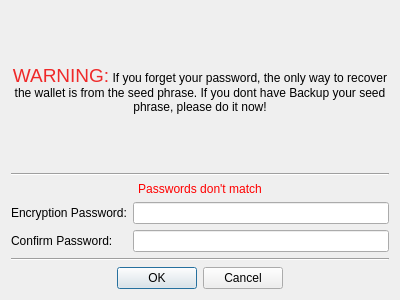
Qt form src/encryption.ui (jahway603/SilentDragonLite) before a commit.
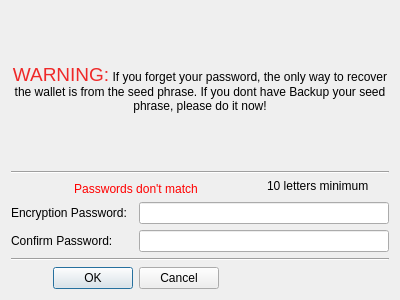
The same form after that commit.

Commit message: add startup check for encryption, encrypt if sdl close

```diff
--- a/src/encryption.ui
+++ b/src/encryption.ui
@@ -13,7 +13,7 @@
   <property name="windowTitle">
    <string>Encrypt Your Wallet</string>
   </property>
-  <layout class="QFormLayout" name="formLayout">
+  <layout class="QGridLayout" name="gridLayout">
    <item row="0" column="0">
     <spacer name="verticalSpacer_2">
      <property name="orientation">
@@ -27,7 +27,7 @@
      </property>
     </spacer>
    </item>
-   <item row="1" column="0" colspan="2">
+   <item row="1" column="0" colspan="3">
     <widget class="QLabel" name="label_2">
      <property name="text">
       <string>&lt;html&gt;&lt;head/&gt;&lt;body&gt;&lt;p&gt;&lt;span style=&quot; font-size:14pt; color:#ef2929;&quot;&gt;WARNING:&lt;/span&gt; If you forget your password, the only way to recover the wallet is from the seed phrase. If you dont have Backup your seed phrase, please do it now!&lt;/p&gt;&lt;/body&gt;&lt;/html&gt;</string>
@@ -53,14 +53,21 @@
      </property>
     </spacer>
    </item>
-   <item row="3" column="0" colspan="2">
+   <item row="3" column="0" rowspan="2" colspan="3">
     <widget class="Line" name="line_2">
      <property name="orientation">
       <enum>Qt::Horizontal</enum>
      </property>
     </widget>
    </item>
-   <item row="4" column="0" colspan="2">
+   <item row="4" column="2" rowspan="2">
+    <widget class="QLabel" name="label">
+     <property name="text">
+      <string>&lt;html&gt;&lt;head/&gt;&lt;body&gt;&lt;p&gt;10 letters minimum&lt;/p&gt;&lt;/body&gt;&lt;/html&gt;</string>
+     </property>
+    </widget>
+   </item>
+   <item row="5" column="0" colspan="2">
     <widget class="QLabel" name="lblPasswordMatch">
      <property name="styleSheet">
       <string notr="true">color: red;</string>
@@ -73,42 +80,42 @@
      </property>
     </widget>
    </item>
-   <item row="5" column="0">
+   <item row="6" column="0">
     <widget class="QLabel" name="label_3">
      <property name="text">
       <string>Encryption Password:</string>
      </property>
     </widget>
    </item>
-   <item row="5" column="1">
+   <item row="6" column="1" colspan="2">
     <widget class="QLineEdit" name="txtPassword">
      <property name="echoMode">
       <enum>QLineEdit::Password</enum>
      </property>
     </widget>
    </item>
-   <item row="6" column="0">
+   <item row="7" column="0">
     <widget class="QLabel" name="label_4">
      <property name="text">
       <string>Confirm Password:</string>
      </property>
     </widget>
    </item>
-   <item row="6" column="1">
+   <item row="7" column="1" colspan="2">
     <widget class="QLineEdit" name="txtConfirmPassword">
      <property name="echoMode">
       <enum>QLineEdit::Password</enum>
      </property>
     </widget>
    </item>
-   <item row="7" column="0" colspan="2">
+   <item row="8" column="0" colspan="3">
     <widget class="Line" name="line">
      <property name="orientation">
       <enum>Qt::Horizontal</enum>
      </property>
     </widget>
    </item>
-   <item row="8" column="0" colspan="2">
+   <item row="9" column="0" colspan="2">
     <widget class="QDialogButtonBox" name="buttonBox">
      <property name="orientation">
       <enum>Qt::Horizontal</enum>
```
The commit also changes 3 other files.
